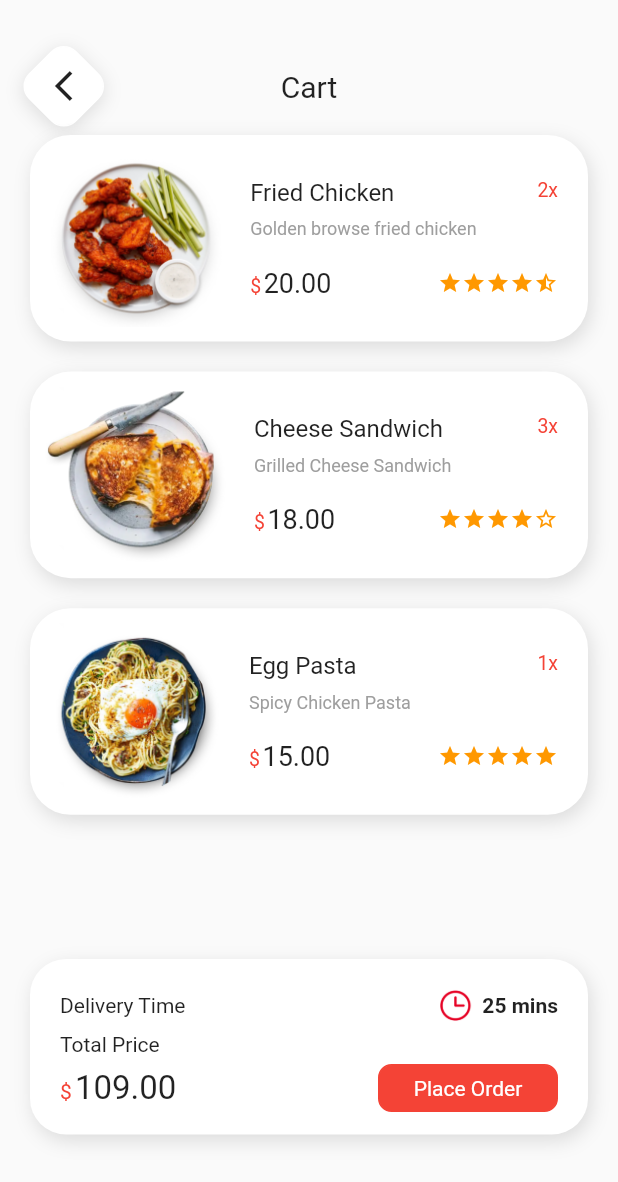
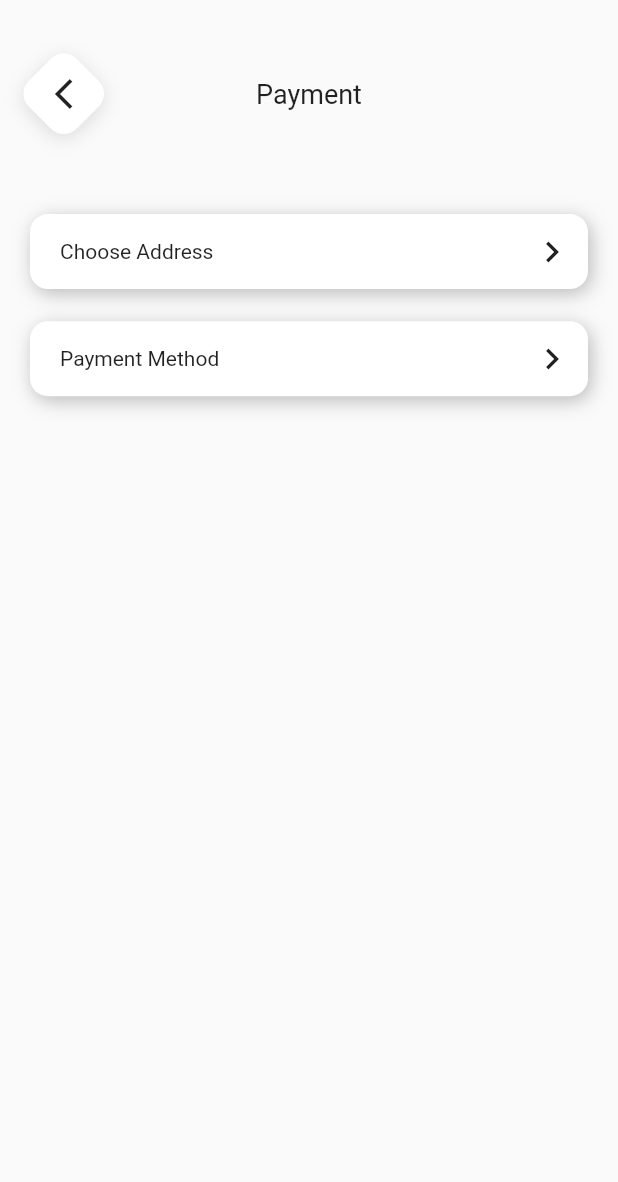
Before and after one commit to trungdung79/foodie_flutter, a Flutter app: the screen it shows after launch, on a phone screen of 412 x 824 dp. Shown: the top 1182 px of the screen. Run offline on Flutter 3.47's test engine with Material 2 defaults, Android fonts, the phone set to English and light mode, and no system bars.

Commit message:
second commit

```diff
--- a/lib/main.dart
+++ b/lib/main.dart
@@ -1,7 +1,10 @@
 import 'package:flutter/material.dart';
 import 'package:foodie_flutter/views/cart_page.dart';
+import 'package:foodie_flutter/views/choose_address_page.dart';
 import 'package:foodie_flutter/views/home_screen.dart';
 import 'package:foodie_flutter/views/login_page.dart';
+import 'package:foodie_flutter/views/payment_method_page.dart';
+import 'package:foodie_flutter/views/payment_page.dart';
 import 'package:foodie_flutter/views/register_page.dart';
 import 'package:foodie_flutter/views/welcome_page.dart';
 
@@ -16,7 +19,7 @@ class MyApp extends StatelessWidget {
   Widget build(BuildContext context) {
     return MaterialApp(
       debugShowCheckedModeBanner: false,
-      home: CartPage(),
+      home: PaymentPage(),
     );
   }
 }
--- /dev/null
+++ b/lib/model/address.dart
@@ -0,0 +1,18 @@
+class Address {
+  static int increment = 0;
+  int id = 0;
+  final String title1;
+  final String title2;
+  final String description;
+  bool isSelected = false;
+
+  Address({
+    required this.title1,
+    required this.title2,
+    required this.description,
+    required this.isSelected
+  }) {
+    increment++;
+    id = increment;
+  }
+}
--- /dev/null
+++ b/lib/model/payment.dart
@@ -0,0 +1,11 @@
+class Payment {
+  static int increment = 0;
+  int id = 0;
+  final String paymentType;
+  bool isSelected = false;
+
+  Payment({required this.paymentType, required this.isSelected}) {
+    increment++;
+    id = increment;
+  }
+}
--- /dev/null
+++ b/lib/views/payment_page.dart
@@ -0,0 +1,62 @@
+import 'package:flutter/material.dart';
+import 'package:foodie_flutter/widgets/custom_icon_button.dart';
+import 'package:foodie_flutter/widgets/payment_item.dart';
+
+class PaymentPage extends StatelessWidget {
+  const PaymentPage({Key? key}) : super(key: key);
+
+  @override
+  Widget build(BuildContext context) {
+    var size = MediaQuery.of(context).size;
+    var size1 = size.height / 100;
+    return Scaffold(
+      body: SizedBox(
+        width: size.width,
+        child: Padding(
+          padding: const EdgeInsets.symmetric(horizontal: 20),
+          child: Column(
+            //mainAxisSize: MainAxisSize.min,
+            children: [
+              const SizedBox(height: 40,),
+              Row(
+                children: [
+                  Expanded(
+                    flex: 1,
+                    child: Align(
+                      alignment: Alignment.centerLeft,
+                      child: CustomIconButton(
+                        onPressed: () { print('Icon Button Pressed'); },
+                        width: 45,
+                        height: 45,
+                      ),
+                    ),
+                  ),
+                  const Expanded(
+                    flex: 3,
+                    child: Center(
+                      child: Text('Payment', style: TextStyle(fontSize: 18),),
+                    ),
+                  ),
+                  const Expanded(
+                    flex: 1,
+                    child: SizedBox(),
+                  ),
+                ],
+              ),
+              SizedBox(height: size1 * 7,),
+              const PaymentItem(
+                text: 'Choose Address',
+                icon: Icons.navigate_next,
+              ),
+              SizedBox(height: size1 * 2.6,),
+              const PaymentItem(
+                text: 'Payment Method',
+                icon: Icons.navigate_next,
+              ),
+            ],
+          ),
+        ),
+      ),
+    );
+  }
+}
--- a/lib/widgets/delivery_time.dart
+++ b/lib/widgets/delivery_time.dart
@@ -6,8 +6,6 @@ class DeliveryTime extends StatelessWidget {
 
   @override
   Widget build(BuildContext context) {
-    var size = MediaQuery.of(context).size;
-    var size1 = size.height / 100;
     return Container(
       margin: const EdgeInsets.symmetric(vertical: 10),
       padding: const EdgeInsets.only(top: 20, bottom: 15, left: 20, right: 20),
--- /dev/null
+++ b/lib/widgets/payment_item.dart
@@ -0,0 +1,47 @@
+import 'package:flutter/material.dart';
+
+import '../views/choose_address_page.dart';
+import '../views/payment_method_page.dart';
+
+class PaymentItem extends StatelessWidget {
+  final String text;
+  final IconData icon;
+  const PaymentItem({Key? key,
+    required this.text,
+    required this.icon
+  }) : super(key: key);
+
+  @override
+  Widget build(BuildContext context) {
+    return Container(
+      padding: const EdgeInsets.only(left: 20, right: 10),
+      height: 50,
+      decoration: BoxDecoration(
+        color: Colors.white,
+        //border: Border.all(color: Colors.red, width: 2.0),
+        borderRadius: BorderRadius.circular(12),
+        boxShadow: const [
+          BoxShadow(color: Colors.black26, blurRadius: 10, offset: Offset(2, 3),),
+        ],
+      ),
+      child: InkWell(
+        onTap: () {
+          if (text == 'Choose Address') {
+            var route = MaterialPageRoute(builder: (context) => const ChooseAddressPage());
+            Navigator.push(context, route);
+          } else if (text == 'Payment Method') {
+            var route = MaterialPageRoute(builder: (context) => const PaymentMethodPage());
+            Navigator.push(context, route);
+          }
+        },
+        child: Row(
+          children: [
+            Text(text),
+            const Expanded(child: SizedBox(),),
+            Icon(icon, size: 28,),
+          ],
+        ),
+      ),
+    );
+  }
+}
```
Also changed, not shown: lib/views/choose_address_page.dart (added, +135 -0 lines), lib/views/login_page.dart (+6 -1 lines), lib/views/payment_method_page.dart (added, +117 -0 lines), lib/views/register_page.dart (+6 -1 lines), lib/views/welcome_page.dart (+13 -2 lines), lib/widgets/choose_address_item.dart (added, +77 -0 lines), lib/widgets/custom_button_2.dart (added, +58 -0 lines), lib/widgets/payment_method_item.dart (added, +49 -0 lines), assets/images/Radio_Button_Off.png (added), assets/images/Radio_Button_On.png (added).
